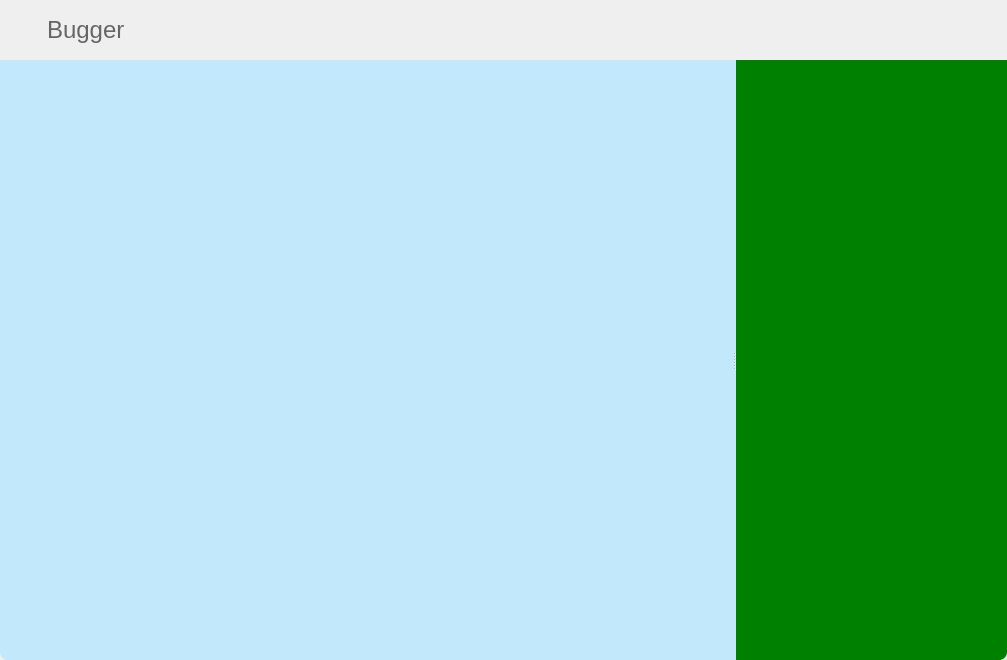
The window that buganalyse/bugger/src/app/app.ui (FireLotus0/LearningNotes) describes before a commit, drawn with Qt 5.
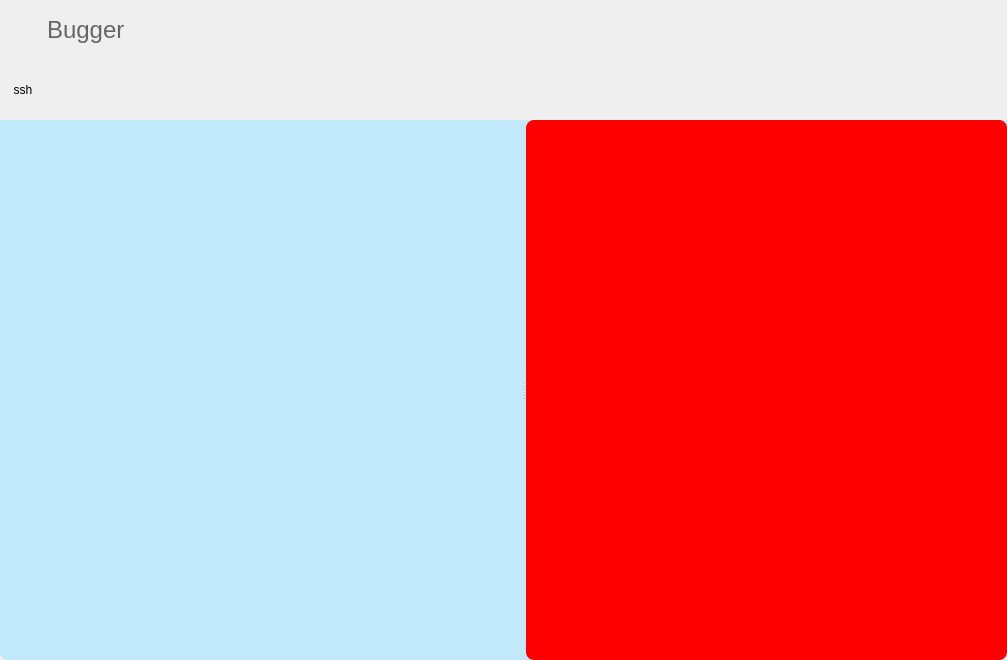
The same window after the commit. Icons and pictures are not drawn. Custom widgets are drawn as their Qt base class.

Diff of the .ui file:
```diff
--- a/buganalyse/bugger/src/app/app.ui
+++ b/buganalyse/bugger/src/app/app.ui
@@ -19,7 +19,10 @@
  
 </string>
   </property>
-  <layout class="QGridLayout" name="gridLayout">
+  <layout class="QVBoxLayout" name="verticalLayout" stretch="0,0,1">
+   <property name="spacing">
+    <number>0</number>
+   </property>
    <property name="leftMargin">
     <number>0</number>
    </property>
@@ -27,14 +30,6 @@
     <number>0</number>
    </property>
    <property name="rightMargin">
-    <number>0</number>
-   </property>
-   <property name="bottomMargin">
-    <number>0</number>
-   </property>
-   <item row="0" column="0">
-    <layout class="QVBoxLayout" name="verticalLayout" stretch="0,1">
-     <property name="spacing">
       <number>0</number>
      </property>
      <property name="bottomMargin">
@@ -51,12 +46,13 @@
        <property name="styleSheet">
         <string notr="true">QWidget#title{
 background-color: qlineargradient(x1:0, y1:0, x2:1, y2:1,
-stop:0 #FFFEFF ,stop:1 #D7FFFE);
+stop:0 #0ba360 ,stop:1 #3cba92);
 
 border-bottom-left-radius:0px;
 
 border-bottom-right-radius:0px;
-}</string>
+}
+</string>
        </property>
        <layout class="QHBoxLayout" name="horizontalLayout">
         <item>
@@ -147,6 +143,63 @@
        </layout>
       </widget>
      </item>
+   <item>
+    <widget class="QWidget" name="widget_2" native="true">
+     <property name="minimumSize">
+      <size>
+       <width>0</width>
+       <height>60</height>
+      </size>
+     </property>
+     <property name="styleSheet">
+      <string notr="true">.QWidget{
+background-color: qlineargradient(x1:0, y1:0, x2:1, y2:1,
+stop:0 #eea2a2 ,stop:0.19 #bbc1bf, stop:0.42 #57c6e1, stop:0.79  #b49fda, stop:1 #7ac5d8);
+border-radius:0px;
+}</string>
+     </property>
+     <layout class="QHBoxLayout" name="horizontalLayout_3">
+      <item>
+       <widget class="QToolButton" name="btn_new_connect">
+        <property name="styleSheet">
+         <string notr="true">QToolButton:pressed{
+background-color:#FFE29F;
+}</string>
+        </property>
+        <property name="text">
+         <string>ssh</string>
+        </property>
+        <property name="icon">
+         <iconset resource="../app.qrc">
+          <normaloff>:/res/res/new_connection.png</normaloff>:/res/res/new_connection.png</iconset>
+        </property>
+        <property name="iconSize">
+         <size>
+          <width>32</width>
+          <height>32</height>
+         </size>
+        </property>
+        <property name="toolButtonStyle">
+         <enum>Qt::ToolButtonTextUnderIcon</enum>
+        </property>
+       </widget>
+      </item>
+      <item>
+       <spacer name="horizontalSpacer_2">
+        <property name="orientation">
+         <enum>Qt::Horizontal</enum>
+        </property>
+        <property name="sizeHint" stdset="0">
+         <size>
+          <width>932</width>
+          <height>20</height>
+         </size>
+        </property>
+       </spacer>
+      </item>
+     </layout>
+    </widget>
+   </item>
      <item>
       <widget class="QWidget" name="content" native="true">
        <property name="styleSheet">
@@ -156,7 +209,7 @@
 border-top-right-radius:0px;
 }</string>
        </property>
-       <layout class="QHBoxLayout" name="horizontalLayout_2">
+     <layout class="QHBoxLayout" name="horizontalLayout_2" stretch="0,1">
         <property name="spacing">
          <number>0</number>
         </property>
@@ -199,28 +252,25 @@
           <property name="orientation">
            <enum>Qt::Horizontal</enum>
           </property>
-          <widget class="QTreeView" name="treeView">
+        <widget class="QStackedWidget" name="sessionInfo">
            <property name="styleSheet">
-            <string notr="true">background-color:  #c2e9fb;
-border-radius:0px;</string>
-           </property>
-          </widget>
-          <widget class="QWidget" name="widget" native="true">
+          <string notr="true">background:transparent;</string>
+         </property>
+        </widget>
+        <widget class="QStackedWidget" name="sessionContent">
            <property name="styleSheet">
-            <string notr="true">
-QWidget#widget{
-background:green;
-border-radius:0px;
-border-bottom-right-radius:8px;
-}</string>
-           </property>
-          </widget>
-         </widget>
-        </item>
-       </layout>
+          <string notr="true">background:transparent;</string>
+         </property>
+         <widget class="QWidget" name="page">
+          <property name="styleSheet">
+           <string notr="true">background:red;</string>
+          </property>
+         </widget>
+        </widget>
       </widget>
      </item>
     </layout>
+    </widget>
    </item>
   </layout>
  </widget>
```
Lines whose indentation alone changed are shown as unchanged.
